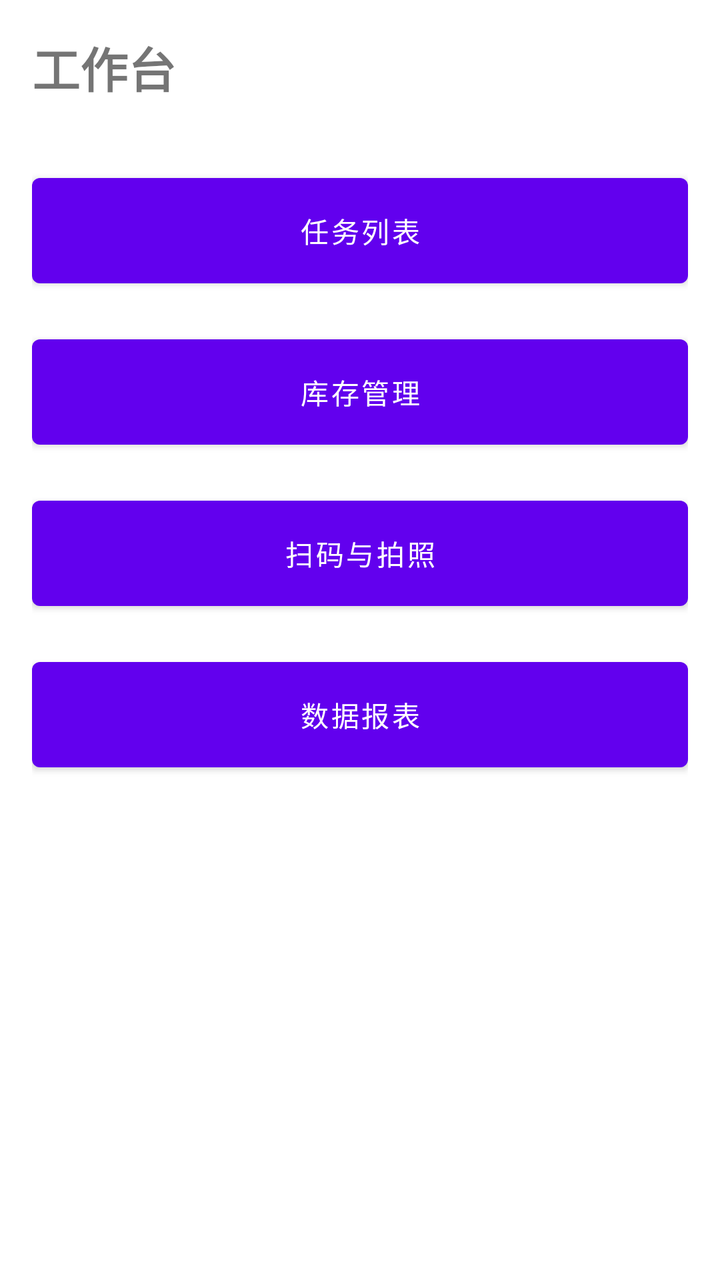
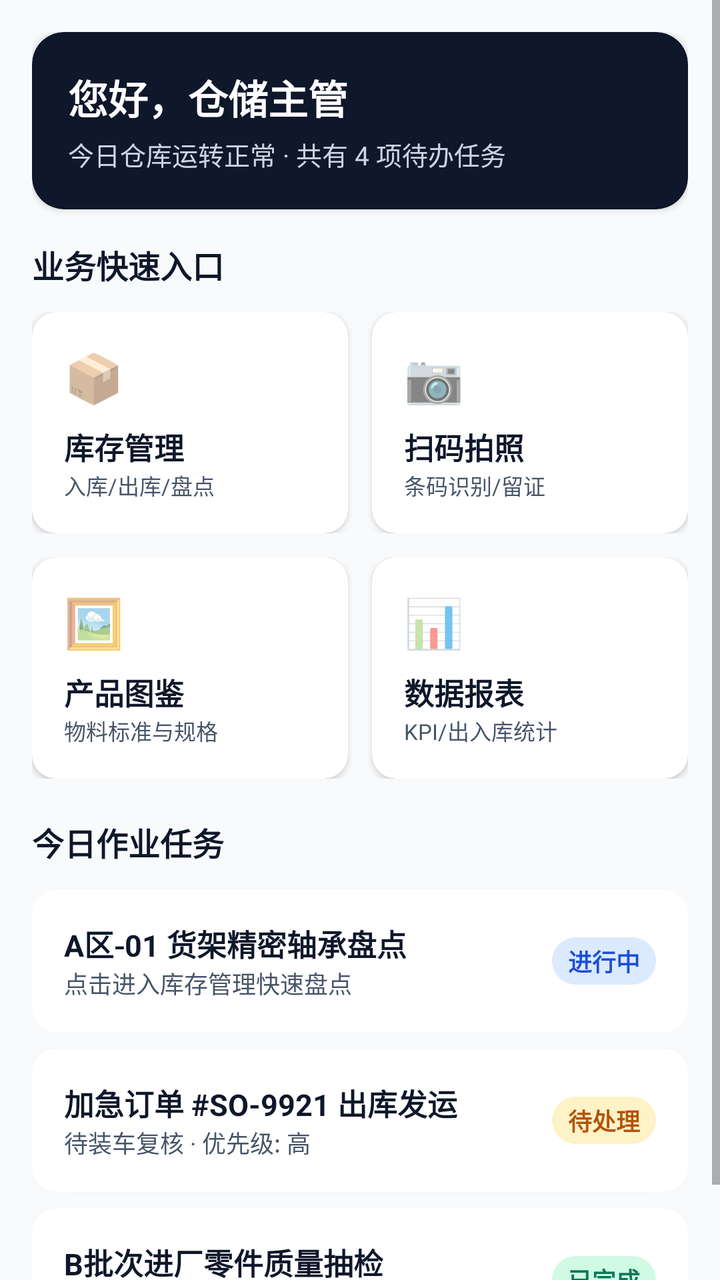

The first picture is an Android layout as it rendered before a commit; the second is the same layout after the commit. The layout source and the unified diff follow.
<!-- AndroidManifest.xml: application theme Theme.Mobileemployeesimple -->
<!-- res/layout/fragment_workbench.xml -->
<?xml version="1.0" encoding="utf-8"?>
<LinearLayout xmlns:android="http://schemas.android.com/apk/res/android"
    android:layout_width="match_parent"
    android:layout_height="match_parent"
    android:orientation="vertical"
    android:padding="16dp">

    <TextView
        android:id="@+id/workbench_title"
        android:layout_width="wrap_content"
        android:layout_height="wrap_content"
        android:text="@string/workbench_title"
        android:textSize="24sp"
        android:textStyle="bold"
        android:layout_marginBottom="32dp" />

    <Button
        android:id="@+id/task_list_button"
        android:layout_width="match_parent"
        android:layout_height="wrap_content"
        android:text="@string/workbench_task_list"
        android:layout_marginBottom="16dp"
        android:padding="16dp" />

    <Button
        android:id="@+id/inventory_button"
        android:layout_width="match_parent"
        android:layout_height="wrap_content"
        android:text="@string/workbench_inventory"
        android:layout_marginBottom="16dp"
        android:padding="16dp" />

    <Button
        android:id="@+id/camera_button"
        android:layout_width="match_parent"
        android:layout_height="wrap_content"
        android:text="@string/workbench_camera"
        android:layout_marginBottom="16dp"
        android:padding="16dp" />

    <Button
        android:id="@+id/reports_button"
        android:layout_width="match_parent"
        android:layout_height="wrap_content"
        android:text="@string/workbench_reports"
        android:layout_marginBottom="16dp"
        android:padding="16dp" />

</LinearLayout>
<!-- resources referenced by this layout -->
<resources>
  <string name="workbench_camera">扫码与拍照</string>
  <string name="workbench_inventory">库存管理</string>
  <string name="workbench_reports">数据报表</string>
  <string name="workbench_task_list">任务列表</string>
  <string name="workbench_title">工作台</string>
  <style name="Theme.Mobileemployeesimple" parent="Theme.MaterialComponents.DayNight.DarkActionBar">
          
          <item name="colorPrimary">@color/purple_500</item>
          <item name="colorPrimaryVariant">@color/purple_700</item>
          <item name="colorOnPrimary">@color/white</item>
          
          <item name="colorSecondary">@color/teal_200</item>
          <item name="colorSecondaryVariant">@color/teal_700</item>
          <item name="colorOnSecondary">@color/black</item>
          
          <item name="colorSurface">@color/white</item>
          <item name="colorOnSurface">@color/black</item>
          <item name="colorOnSurfaceVariant">@color/colorOnSurfaceVariant</item>
          
          <item name="android:statusBarColor">?attr/colorPrimaryVariant</item>
          
      </style>
  <color name="purple_500">#FF6200EE</color>
  <color name="purple_700">#FF3700B3</color>
  <color name="white">#FFFFFFFF</color>
  <color name="teal_200">#FF03DAC5</color>
  <color name="teal_700">#FF018786</color>
  <color name="black">#FF000000</color>
  <color name="colorOnSurfaceVariant">#FF666666</color>
</resources>

<!-- the commit's change to res/layout/fragment_workbench.xml (unified diff, before → after) -->
@@ -1,49 +1,418 @@
 <?xml version="1.0" encoding="utf-8"?>
-<LinearLayout xmlns:android="http://schemas.android.com/apk/res/android"
+<ScrollView xmlns:android="http://schemas.android.com/apk/res/android"
+    xmlns:app="http://schemas.android.com/apk/res-auto"
+    xmlns:tools="http://schemas.android.com/tools"
     android:layout_width="match_parent"
     android:layout_height="match_parent"
-    android:orientation="vertical"
-    android:padding="16dp">
-
-    <TextView
-        android:id="@+id/workbench_title"
-        android:layout_width="wrap_content"
-        android:layout_height="wrap_content"
-        android:text="@string/workbench_title"
-        android:textSize="24sp"
-        android:textStyle="bold"
-        android:layout_marginBottom="32dp" />
-
-    <Button
-        android:id="@+id/task_list_button"
+    android:background="?android:attr/windowBackground">
+
+    <LinearLayout
         android:layout_width="match_parent"
         android:layout_height="wrap_content"
-        android:text="@string/workbench_task_list"
-        android:layout_marginBottom="16dp"
-        android:padding="16dp" />
-
-    <Button
-        android:id="@+id/inventory_button"
-        android:layout_width="match_parent"
-        android:layout_height="wrap_content"
-        android:text="@string/workbench_inventory"
-        android:layout_marginBottom="16dp"
-        android:padding="16dp" />
-
-    <Button
-        android:id="@+id/camera_button"
-        android:layout_width="match_parent"
-        android:layout_height="wrap_content"
-        android:text="@string/workbench_camera"
-        android:layout_marginBottom="16dp"
-        android:padding="16dp" />
-
-    <Button
-        android:id="@+id/reports_button"
-        android:layout_width="match_parent"
-        android:layout_height="wrap_content"
-        android:text="@string/workbench_reports"
-        android:layout_marginBottom="16dp"
-        android:padding="16dp" />
-
-</LinearLayout>
+        android:orientation="vertical"
+        android:padding="16dp">
+
+        
+        <androidx.cardview.widget.CardView
+            android:layout_width="match_parent"
+            android:layout_height="wrap_content"
+            app:cardCornerRadius="16dp"
+            app:cardElevation="2dp"
+            app:cardBackgroundColor="@color/brand_primary"
+            android:layout_marginBottom="16dp">
+
+            <LinearLayout
+                android:layout_width="match_parent"
+                android:layout_height="wrap_content"
+                android:orientation="vertical"
+                android:padding="18dp">
+
+                <TextView
+                    android:id="@+id/workbench_welcome_text"
+                    android:layout_width="wrap_content"
+                    android:layout_height="wrap_content"
+                    android:text="您好，仓储主管"
+                    android:textSize="20sp"
+                    android:textStyle="bold"
+                    android:textColor="@color/white"
+                    android:layout_marginBottom="4dp" />
+
+                <TextView
+                    android:layout_width="wrap_content"
+                    android:layout_height="wrap_content"
+                    android:text="今日仓库运转正常 · 共有 4 项待办任务"
+                    android:textSize="13sp"
+                    android:textColor="@color/slate_300" />
+            </LinearLayout>
+        </androidx.cardview.widget.CardView>
+
+        
+        <TextView
+            android:layout_width="wrap_content"
+            android:layout_height="wrap_content"
+            android:text="业务快速入口"
+            android:textSize="16sp"
+            android:textStyle="bold"
+            android:textColor="?attr/colorOnSurface"
+            android:layout_marginBottom="12dp" />
+
+        
+        <LinearLayout
+            android:layout_width="match_parent"
+            android:layout_height="wrap_content"
+            android:orientation="horizontal"
+            android:layout_marginBottom="12dp">
+
+            
+            <androidx.cardview.widget.CardView
+                android:id="@+id/card_inventory"
+                android:layout_width="0dp"
+                android:layout_height="wrap_content"
+                android:layout_weight="1"
+                android:layout_marginEnd="6dp"
+                app:cardCornerRadius="12dp"
+                app:cardElevation="2dp"
+                app:cardBackgroundColor="?attr/colorSurface"
+                android:foreground="?attr/selectableItemBackground">
+
+                <LinearLayout
+                    android:layout_width="match_parent"
+                    android:layout_height="wrap_content"
+                    android:orientation="vertical"
+                    android:padding="16dp">
+
+                    <TextView
+                        android:layout_width="wrap_content"
+                        android:layout_height="wrap_content"
+                        android:text="📦"
+                        android:textSize="24sp"
+                        android:layout_marginBottom="8dp" />
+
+                    <TextView
+                        android:layout_width="wrap_content"
+                        android:layout_height="wrap_content"
+                        android:text="库存管理"
+                        android:textSize="15sp"
+                        android:textStyle="bold"
+                        android:textColor="?attr/colorOnSurface" />
+
+                    <TextView
+                        android:layout_width="wrap_content"
+                        android:layout_height="wrap_content"
+                        android:text="入库/出库/盘点"
+                        android:textSize="11sp"
+                        android:textColor="?attr/colorOnSurfaceVariant" />
+                </LinearLayout>
+            </androidx.cardview.widget.CardView>
+
+            
+            <androidx.cardview.widget.CardView
+                android:id="@+id/card_camera"
+                android:layout_width="0dp"
+                android:layout_height="wrap_content"
+                android:layout_weight="1"
+                android:layout_marginStart="6dp"
+                app:cardCornerRadius="12dp"
+                app:cardElevation="2dp"
+                app:cardBackgroundColor="?attr/colorSurface"
+                android:foreground="?attr/selectableItemBackground">
+
+                <LinearLayout
+                    android:layout_width="match_parent"
+                    android:layout_height="wrap_content"
+                    android:orientation="vertical"
+                    android:padding="16dp">
+
+                    <TextView
+                        android:layout_width="wrap_content"
+                        android:layout_height="wrap_content"
+                        android:text="📷"
+                        android:textSize="24sp"
+                        android:layout_marginBottom="8dp" />
+
+                    <TextView
+                        android:layout_width="wrap_content"
+                        android:layout_height="wrap_content"
+                        android:text="扫码拍照"
+                        android:textSize="15sp"
+                        android:textStyle="bold"
+                        android:textColor="?attr/colorOnSurface" />
+
+                    <TextView
+                        android:layout_width="wrap_content"
+                        android:layout_height="wrap_content"
+                        android:text="条码识别/留证"
+                        android:textSize="11sp"
+                        android:textColor="?attr/colorOnSurfaceVariant" />
+                </LinearLayout>
+            </androidx.cardview.widget.CardView>
+        </LinearLayout>
+
+        <LinearLayout
+            android:layout_width="match_parent"
+            android:layout_height="wrap_content"
+            android:orientation="horizontal"
+            android:layout_marginBottom="20dp">
+
+            
+            <androidx.cardview.widget.CardView
+                android:id="@+id/card_catalog"
+                android:layout_width="0dp"
+                android:layout_height="wrap_content"
+                android:layout_weight="1"
+                android:layout_marginEnd="6dp"
+                app:cardCornerRadius="12dp"
+                app:cardElevation="2dp"
+                app:cardBackgroundColor="?attr/colorSurface"
+                android:foreground="?attr/selectableItemBackground">
+
+                <LinearLayout
+                    android:layout_width="match_parent"
+                    android:layout_height="wrap_content"
+                    android:orientation="vertical"
+                    android:padding="16dp">
+
+                    <TextView
+                        android:layout_width="wrap_content"
+                        android:layout_height="wrap_content"
+                        android:text="🖼️"
+                        android:textSize="24sp"
+                        android:layout_marginBottom="8dp" />
+
+                    <TextView
+                        android:layout_width="wrap_content"
+                        android:layout_height="wrap_content"
+                        android:text="产品图鉴"
+                        android:textSize="15sp"
+                        android:textStyle="bold"
+                        android:textColor="?attr/colorOnSurface" />
+
+                    <TextView
+                        android:layout_width="wrap_content"
+                        android:layout_height="wrap_content"
+                        android:text="物料标准与规格"
+                        android:textSize="11sp"
+                        android:textColor="?attr/colorOnSurfaceVariant" />
+                </LinearLayout>
+            </androidx.cardview.widget.CardView>
+
+            
+            <androidx.cardview.widget.CardView
+                android:id="@+id/card_reports"
+                android:layout_width="0dp"
+                android:layout_height="wrap_content"
+                android:layout_weight="1"
+                android:layout_marginStart="6dp"
+                app:cardCornerRadius="12dp"
+                app:cardElevation="2dp"
+                app:cardBackgroundColor="?attr/colorSurface"
+                android:foreground="?attr/selectableItemBackground">
+
+                <LinearLayout
+                    android:layout_width="match_parent"
+                    android:layout_height="wrap_content"
+                    android:orientation="vertical"
+                    android:padding="16dp">
+
+                    <TextView
+                        android:layout_width="wrap_content"
+                        android:layout_height="wrap_content"
+                        android:text="📊"
+                        android:textSize="24sp"
+                        android:layout_marginBottom="8dp" />
+
+                    <TextView
+                        android:layout_width="wrap_content"
+                        android:layout_height="wrap_content"
+                        android:text="数据报表"
+                        android:textSize="15sp"
+                        android:textStyle="bold"
+                        android:textColor="?attr/colorOnSurface" />
+
+                    <TextView
+                        android:layout_width="wrap_content"
+                        android:layout_height="wrap_content"
+                        android:text="KPI/出入库统计"
+                        android:textSize="11sp"
+                        android:textColor="?attr/colorOnSurfaceVariant" />
+                </LinearLayout>
+            </androidx.cardview.widget.CardView>
+        </LinearLayout>
+
+        
+        <TextView
+            android:layout_width="wrap_content"
+            android:layout_height="wrap_content"
+            android:text="今日作业任务"
+            android:textSize="16sp"
+            android:textStyle="bold"
+            android:textColor="?attr/colorOnSurface"
+            android:layout_marginBottom="12dp" />
+
+        
+        <androidx.cardview.widget.CardView
+            android:id="@+id/task_inventory_check"
+            android:layout_width="match_parent"
+            android:layout_height="wrap_content"
+            app:cardCornerRadius="12dp"
+            app:cardElevation="1dp"
+            app:cardBackgroundColor="?attr/colorSurface"
+            android:layout_marginBottom="8dp"
+            android:foreground="?attr/selectableItemBackground">
+
+            <LinearLayout
+                android:layout_width="match_parent"
+                android:layout_height="wrap_content"
+                android:orientation="horizontal"
+                android:padding="16dp"
+                android:gravity="center_vertical">
+
+                <LinearLayout
+                    android:layout_width="0dp"
+                    android:layout_height="wrap_content"
+                    android:layout_weight="1"
+                    android:orientation="vertical">
+
+                    <TextView
+                        android:layout_width="wrap_content"
+                        android:layout_height="wrap_content"
+                        android:text="A区-01 货架精密轴承盘点"
+                        android:textSize="15sp"
+                        android:textStyle="bold"
+                        android:textColor="?attr/colorOnSurface" />
+
+                    <TextView
+                        android:layout_width="wrap_content"
+                        android:layout_height="wrap_content"
+                        android:text="点击进入库存管理快速盘点"
+                        android:textSize="12sp"
+                        android:textColor="?attr/colorOnSurfaceVariant" />
+                </LinearLayout>
+
+                <TextView
+                    android:layout_width="wrap_content"
+                    android:layout_height="wrap_content"
+                    android:text="进行中"
+                    android:textSize="12sp"
+                    android:textStyle="bold"
+                    android:background="@drawable/bg_badge_in_progress"
+                    android:textColor="@color/status_in_progress_text"
+                    android:paddingStart="8dp"
+                    android:paddingEnd="8dp"
+                    android:paddingTop="3dp"
+                    android:paddingBottom="3dp" />
+            </LinearLayout>
+        </androidx.cardview.widget.CardView>
+
+        
+        <androidx.cardview.widget.CardView
+            android:id="@+id/task_order_dispatch"
+            android:layout_width="match_parent"
+            android:layout_height="wrap_content"
+            app:cardCornerRadius="12dp"
+            app:cardElevation="1dp"
+            app:cardBackgroundColor="?attr/colorSurface"
+            android:layout_marginBottom="8dp"
+            android:foreground="?attr/selectableItemBackground">
+
+            <LinearLayout
+                android:layout_width="match_parent"
+                android:layout_height="wrap_content"
+                android:orientation="horizontal"
+                android:padding="16dp"
+                android:gravity="center_vertical">
+
+                <LinearLayout
+                    android:layout_width="0dp"
+                    android:layout_height="wrap_content"
+                    android:layout_weight="1"
+                    android:orientation="vertical">
+
+                    <TextView
+                        android:layout_width="wrap_content"
+                        android:layout_height="wrap_content"
+                        android:text="加急订单 #SO-9921 出库发运"
+                        android:textSize="15sp"
+                        android:textStyle="bold"
+                        android:textColor="?attr/colorOnSurface" />
+
+                    <TextView
+                        android:layout_width="wrap_content"
+                        android:layout_height="wrap_content"
+                        android:text="待装车复核 · 优先级: 高"
+                        android:textSize="12sp"
+                        android:textColor="?attr/colorOnSurfaceVariant" />
+                </LinearLayout>
+
+                <TextView
+                    android:layout_width="wrap_content"
+                    android:layout_height="wrap_content"
+                    android:text="待处理"
+                    android:textSize="12sp"
+                    android:textStyle="bold"
+                    android:background="@drawable/bg_badge_pending"
+                    android:textColor="@color/status_pending_text"
+                    android:paddingStart="8dp"
+                    android:paddingEnd="8dp"
+                    android:paddingTop="3dp"
+                    android:paddingBottom="3dp" />
+            </LinearLayout>
+        </androidx.cardview.widget.CardView>
+
+        
+        <androidx.cardview.widget.CardView
+            android:id="@+id/task_quality_check"
+            android:layout_width="match_parent"
+            android:layout_height="wrap_content"
+            app:cardCornerRadius="12dp"
+            app:cardElevation="1dp"
+            app:cardBackgroundColor="?attr/colorSurface"
+            android:foreground="?attr/selectableItemBackground">
+
+            <LinearLayout
+                android:layout_width="match_parent"
+                android:layout_height="wrap_content"
+                android:orientation="horizontal"
+                android:padding="16dp"
+                android:gravity="center_vertical">
+
+                <LinearLayout
+                    android:layout_width="0dp"
+                    android:layout_height="wrap_content"
+                    android:layout_weight="1"
+                    android:orientation="vertical">
+
+                    <TextView
+                        android:layout_width="wrap_content"
+                        android:layout_height="wrap_content"
+                        android:text="B批次进厂零件质量抽检"
+                        android:textSize="15sp"
+                        android:textStyle="bold"
+                        android:textColor="?attr/colorOnSurface" />
+
+                    <TextView
+                        android:layout_width="wrap_content"
+                        android:layout_height="wrap_content"
+                        android:text="合格率 100% · 已归档"
+                        android:textSize="12sp"
+                        android:textColor="?attr/colorOnSurfaceVariant" />
+                </LinearLayout>
+
+                <TextView
+                    android:layout_width="wrap_content"
+                    android:layout_height="wrap_content"
+                    android:text="已完成"
+                    android:textSize="12sp"
+                    android:textStyle="bold"
+                    android:background="@drawable/bg_badge_completed"
+                    android:textColor="@color/status_completed_text"
+                    android:paddingStart="8dp"
+                    android:paddingEnd="8dp"
+                    android:paddingTop="3dp"
+                    android:paddingBottom="3dp" />
+            </LinearLayout>
+        </androidx.cardview.widget.CardView>
+
+    </LinearLayout>
+
+</ScrollView>
<!-- resource entries referenced after the edit -->
@@ -1,33 +1,58 @@
 <!-- resources referenced by this layout -->
 <resources>
-  <string name="workbench_camera">扫码与拍照</string>
-  <string name="workbench_inventory">库存管理</string>
-  <string name="workbench_reports">数据报表</string>
-  <string name="workbench_task_list">任务列表</string>
-  <string name="workbench_title">工作台</string>
+  <color name="brand_primary">#0F172A</color>
+  <color name="slate_300">#CBD5E1</color>
+  <color name="status_completed_text">#047857</color>
+  <color name="status_in_progress_text">#1D4ED8</color>
+  <color name="status_pending_text">#B45309</color>
   <style name="Theme.Mobileemployeesimple" parent="Theme.MaterialComponents.DayNight.DarkActionBar">
           
-          <item name="colorPrimary">@color/purple_500</item>
-          <item name="colorPrimaryVariant">@color/purple_700</item>
+          <item name="colorPrimary">@color/brand_primary</item>
+          <item name="colorPrimaryVariant">@color/brand_primary_dark</item>
           <item name="colorOnPrimary">@color/white</item>
           
-          <item name="colorSecondary">@color/teal_200</item>
-          <item name="colorSecondaryVariant">@color/teal_700</item>
-          <item name="colorOnSecondary">@color/black</item>
+          <item name="colorSecondary">@color/brand_secondary</item>
+          <item name="colorSecondaryVariant">@color/brand_secondary_light</item>
+          <item name="colorOnSecondary">@color/white</item>
           
+          <item name="android:windowBackground">@color/slate_50</item>
           <item name="colorSurface">@color/white</item>
-          <item name="colorOnSurface">@color/black</item>
-          <item name="colorOnSurfaceVariant">@color/colorOnSurfaceVariant</item>
+          <item name="colorOnSurface">@color/slate_900</item>
+          <item name="colorOnSurfaceVariant">@color/slate_600</item>
           
-          <item name="android:statusBarColor">?attr/colorPrimaryVariant</item>
-          
+          <item name="android:statusBarColor">@color/brand_primary</item>
+          <item name="android:windowLightStatusBar" tools:targetApi="m">false</item>
       </style>
-  <color name="purple_500">#FF6200EE</color>
-  <color name="purple_700">#FF3700B3</color>
+  <color name="status_completed_bg">#D1FAE5</color>
+  <color name="status_in_progress_bg">#DBEAFE</color>
+  <color name="status_pending_bg">#FEF3C7</color>
+  <color name="brand_primary_dark">#020617</color>
+  <color name="brand_secondary">#2563EB</color>
+  <color name="brand_secondary_light">#3B82F6</color>
+  <color name="slate_50">#F8FAFC</color>
+  <color name="slate_900">#0F172A</color>
+  <color name="slate_600">#475569</color>
   <color name="white">#FFFFFFFF</color>
-  <color name="teal_200">#FF03DAC5</color>
-  <color name="teal_700">#FF018786</color>
-  <color name="black">#FF000000</color>
-  <color name="colorOnSurfaceVariant">#FF666666</color>
+  <!-- drawable bg_badge_completed (drawable) -->
+  <?xml version="1.0" encoding="utf-8"?>
+  <shape xmlns:android="http://schemas.android.com/apk/res/android"
+      android:shape="rectangle">
+      <corners android:radius="12dp" />
+      <solid android:color="@color/status_completed_bg" />
+  </shape>
+  <!-- drawable bg_badge_in_progress (drawable) -->
+  <?xml version="1.0" encoding="utf-8"?>
+  <shape xmlns:android="http://schemas.android.com/apk/res/android"
+      android:shape="rectangle">
+      <corners android:radius="12dp" />
+      <solid android:color="@color/status_in_progress_bg" />
+  </shape>
+  <!-- drawable bg_badge_pending (drawable) -->
+  <?xml version="1.0" encoding="utf-8"?>
+  <shape xmlns:android="http://schemas.android.com/apk/res/android"
+      android:shape="rectangle">
+      <corners android:radius="12dp" />
+      <solid android:color="@color/status_pending_bg" />
+  </shape>
 </resources>
 
